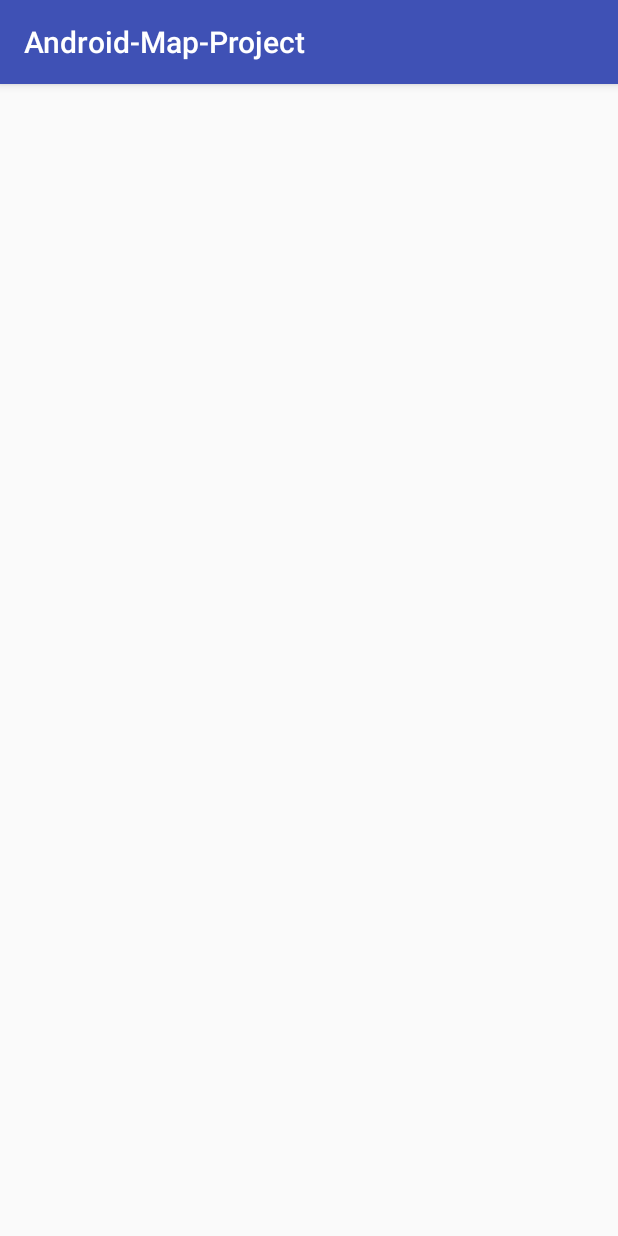
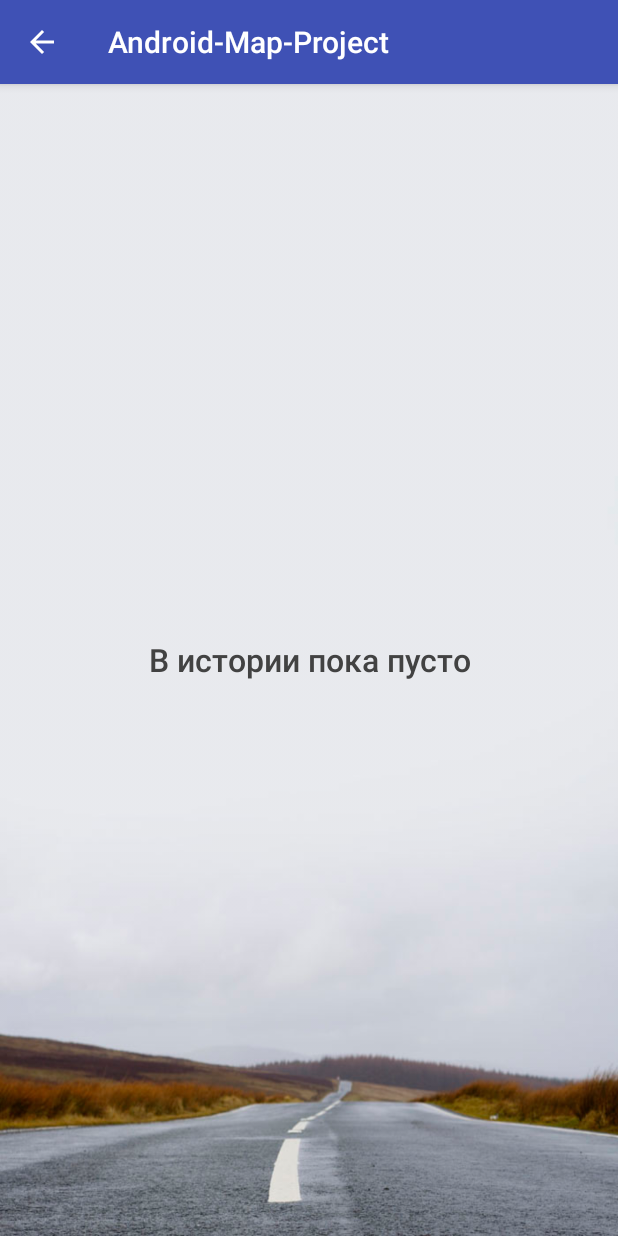
Before and after one commit to shevart/Android-Map-Project, an Android app: the SelectPlaceFromHistoryActivity screen opened directly, with no data from a screen before it, on a phone screen of 412 x 824 dp. Run offline under Robolectric (Android 15) with nearby library versions, the phone set to English and light mode, and no system bars; libraries missing offline, so code that uses them is left out: com.facebook.stetho.

Commit message:
work with history UI

```diff
--- a/app/src/main/java/com/shevart/google_map/ui/screens/select_last_place/SelectPlaceFromHistoryActivity.java
+++ b/app/src/main/java/com/shevart/google_map/ui/screens/select_last_place/SelectPlaceFromHistoryActivity.java
@@ -19,6 +19,7 @@ public class SelectPlaceFromHistoryActivity extends AbsMVPActivity<SelectLastPla
     protected void onCreate(Bundle savedInstanceState) {
         super.onCreate(savedInstanceState);
         setContentView(R.layout.activity_select_place_from_history);
+        enableToolbarBackButton();
 
         adapter = new TripPointsHistoryRVAdapter(this);
         RecyclerView rvHistory = findViewById(R.id.rvHistory);
--- a/app/src/main/res/layout/activity_select_place_from_history.xml
+++ b/app/src/main/res/layout/activity_select_place_from_history.xml
@@ -1,6 +1,5 @@
 <?xml version="1.0" encoding="utf-8"?>
 <FrameLayout xmlns:android="http://schemas.android.com/apk/res/android"
-    xmlns:app="http://schemas.android.com/apk/res-auto"
     xmlns:tools="http://schemas.android.com/tools"
     android:layout_width="match_parent"
     android:layout_height="match_parent"
@@ -11,4 +10,23 @@
         android:layout_width="match_parent"
         android:layout_height="match_parent"/>
 
+    <LinearLayout
+        android:id="@+id/llEmptyHistory"
+        android:layout_width="match_parent"
+        android:layout_height="match_parent"
+        android:background="@drawable/empty_history_bg"
+        android:gravity="center"
+        android:orientation="vertical">
+
+        <TextView
+            android:layout_width="wrap_content"
+            android:layout_height="wrap_content"
+            android:fontFamily="sans-serif-medium"
+            android:gravity="center"
+            android:text="@string/empty_history_msg"
+            android:textColor="@color/grey_dark"
+            android:textSize="21sp" />
+
+
+    </LinearLayout>
 </FrameLayout>
--- a/app/src/main/res/values/strings.xml
+++ b/app/src/main/res/values/strings.xml
@@ -16,4 +16,5 @@
     <string name="error_alert_set_start_trip_point">Укажите начальную точку маршрута!</string>
     <string name="error_alert_route_failed">Не удалось построить маршрут!</string>
     <string name="no_name">Без имени</string>
+    <string name="empty_history_msg">В истории пока пусто</string>
 </resources>
```
Also changed, not shown: app/src/main/res/drawable/empty_history_bg.jpg (added).
